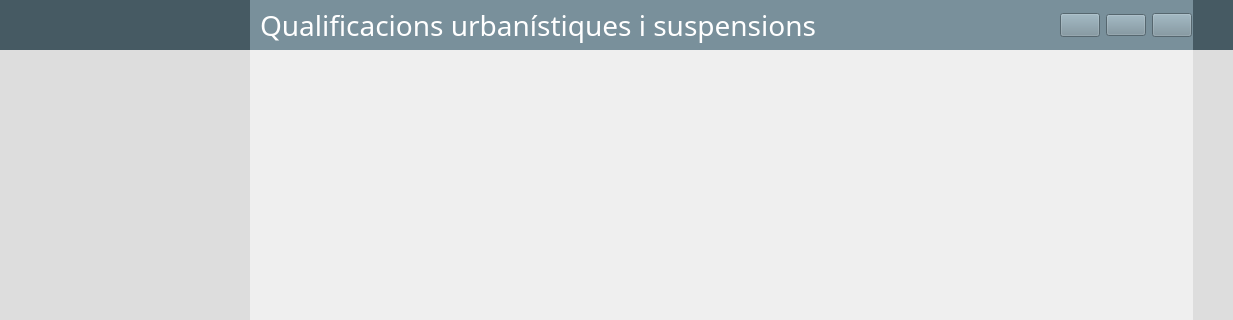
First picture: the form in CuBista3.ui, repository SistemesInformacioTerritorial/Qvista, before the edit; both pictures show x 0 to 1233 and y 0 to 320 of the 1233 by 777 pixel window.
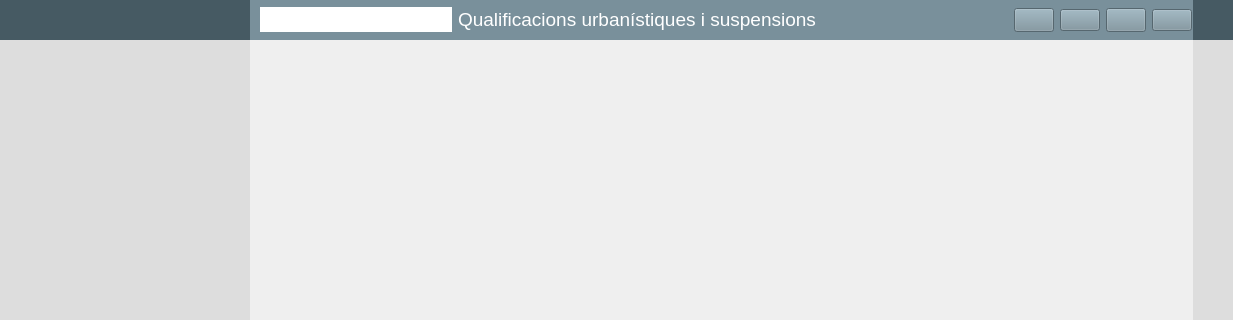
Second picture: the form after the edit.

Commit message: Afegit botó de mostrar/ocultar el mapeta. Botons redissenyats. Alçada de la barra reduida de 50 a 40. Ara si fas clic dret als dockwidgets ja no apareix la llista dels existents. Títol del projecte editable

```diff
--- a/CuBista3.ui
+++ b/CuBista3.ui
@@ -35,13 +35,13 @@
       <property name="minimumSize">
        <size>
         <width>0</width>
-        <height>50</height>
+        <height>40</height>
        </size>
       </property>
       <property name="maximumSize">
        <size>
         <width>16777215</width>
-        <height>50</height>
+        <height>40</height>
        </size>
       </property>
       <property name="frameShape">
@@ -153,12 +153,37 @@
               <number>1</number>
              </property>
              <item>
-              <widget class="QLabel" name="lblTitolProjecte">
+              <widget class="QLineEdit" name="leTitolProjecte">
                <property name="font">
                 <font>
-                 <family>Segoe UI Light</family>
-                 <pointsize>21</pointsize>
+                 <family>Arial</family>
+                 <pointsize>14</pointsize>
                 </font>
+               </property>
+               <property name="styleSheet">
+                <string notr="true">background-color: #F9F9F9 transparent;
+    color: #38474F;
+    margin: 0px;
+    border: 0px;</string>
+               </property>
+              </widget>
+             </item>
+             <item>
+              <widget class="QPushButton" name="lblTitolProjecte">
+               <property name="font">
+                <font>
+                 <family>Arial</family>
+                 <pointsize>14</pointsize>
+                </font>
+               </property>
+               <property name="toolTip">
+                <string>&lt;html&gt;&lt;head/&gt;&lt;body&gt;&lt;p&gt;&lt;span style=&quot; font-size:10pt; color:#38474f;&quot;&gt;Feu clic per canviar el títol del projecte&lt;/span&gt;&lt;/p&gt;&lt;/body&gt;&lt;/html&gt;</string>
+               </property>
+               <property name="styleSheet">
+                <string notr="true">background-color: #F9F9F9 transparent;
+    color: white;
+    margin: 0px;
+    border: 0px;</string>
                </property>
                <property name="text">
                 <string>Qualificacions urbanístiques i suspensions</string>
@@ -178,7 +203,7 @@
                </property>
               </spacer>
              </item>
-             <item alignment="Qt::AlignRight">
+             <item>
               <widget class="QPushButton" name="botoVeureLlegenda">
                <property name="minimumSize">
                 <size>
@@ -197,7 +222,36 @@
                </property>
               </widget>
              </item>
+             <item>
+              <widget class="QPushButton" name="botoMapeta">
+               <property name="toolTip">
+                <string>&lt;html&gt;&lt;head/&gt;&lt;body&gt;&lt;p&gt;Mostrar i ocultar mapeta&lt;/p&gt;&lt;/body&gt;&lt;/html&gt;</string>
+               </property>
+               <property name="text">
+                <string/>
+               </property>
+              </widget>
+             </item>
              <item alignment="Qt::AlignRight">
+              <widget class="QPushButton" name="botoObrirQGis">
+               <property name="minimumSize">
+                <size>
+                 <width>24</width>
+                 <height>24</height>
+                </size>
+               </property>
+               <property name="toolTip">
+                <string>&lt;html&gt;&lt;head/&gt;&lt;body&gt;&lt;p&gt;Obrir projecte en QGis&lt;/p&gt;&lt;/body&gt;&lt;/html&gt;</string>
+               </property>
+               <property name="styleSheet">
+                <string notr="true"/>
+               </property>
+               <property name="text">
+                <string/>
+               </property>
+              </widget>
+             </item>
+             <item>
               <widget class="QPushButton" name="botoDesarProjecte">
                <property name="minimumSize">
                 <size>
@@ -216,25 +270,6 @@
                </property>
               </widget>
              </item>
-             <item alignment="Qt::AlignRight">
-              <widget class="QPushButton" name="botoObrirQGis">
-               <property name="minimumSize">
-                <size>
-                 <width>24</width>
-                 <height>24</height>
-                </size>
-               </property>
-               <property name="toolTip">
-                <string>&lt;html&gt;&lt;head/&gt;&lt;body&gt;&lt;p&gt;Obrir projecte en QGis&lt;/p&gt;&lt;/body&gt;&lt;/html&gt;</string>
-               </property>
-               <property name="styleSheet">
-                <string notr="true"/>
-               </property>
-               <property name="text">
-                <string/>
-               </property>
-              </widget>
-             </item>
             </layout>
            </widget>
           </item>
```
Left out of the diff: 2 changed lines with no effect on the pictures. The commit also changes 14 other files.
